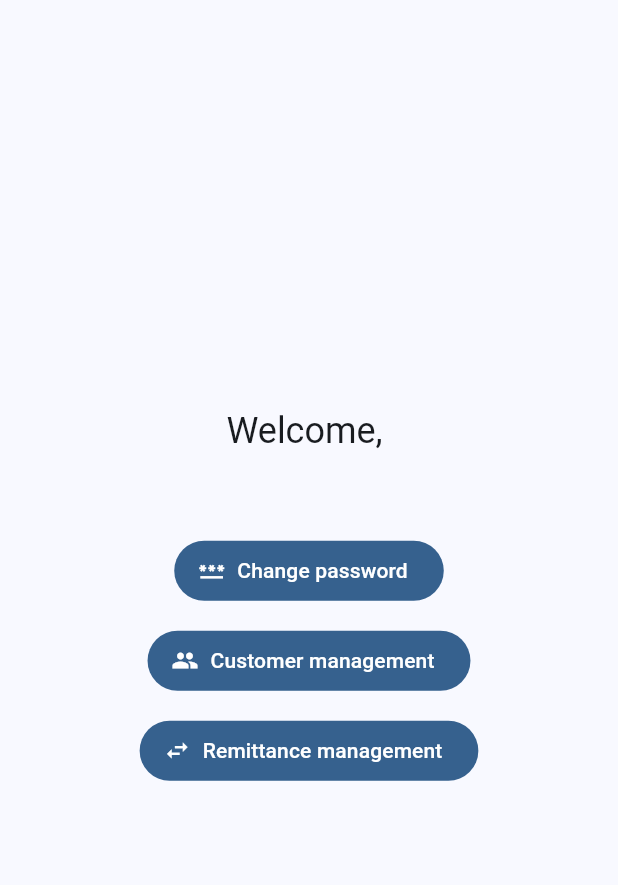
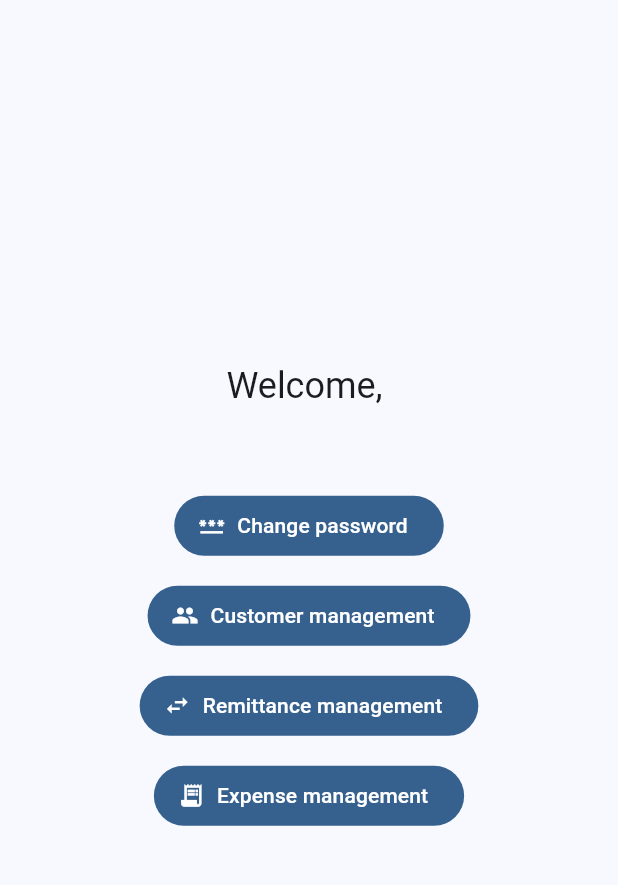
Before and after one commit to Hassanyunos/pos_and_remittance, a Flutter app: the HomePage screen opened directly, on a phone screen of 412 x 824 dp, the part 63-948 px from its top. Run offline on Flutter 3.47's test engine with Material 3 defaults, Android fonts, the phone set to English and light mode, and no system bars; our stand-ins replace image_picker, sqflite, sqflite_common_ffi, sqflite_common_ffi_web; accounts and stored records are empty.

Commit message:
Add expense management navigation entry

```diff
--- a/lib/features/home/presentation/pages/home_page.dart
+++ b/lib/features/home/presentation/pages/home_page.dart
@@ -5,6 +5,7 @@ import '../../../auth/presentation/pages/login_page.dart';
 import '../../../user_management/presentation/pages/create_user_page.dart';
 import '../../../auth/presentation/pages/change_password_page.dart';
 import '../../../customer_management/presentation/pages/customer_management_page.dart';
+import '../../../expense_management/presentation/pages/expense_management_page.dart';
 import '../../../fund_management/presentation/pages/fund_management_page.dart';
 import '../../../remittance_management/presentation/pages/remittance_management_page.dart';
 
@@ -32,6 +33,9 @@ class HomePage extends StatelessWidget {
           const SizedBox(height: 12),
           FilledButton.icon(icon: const Icon(Icons.swap_horiz), label: const Text('Remittance management'),
             onPressed: () => Navigator.of(context).push(MaterialPageRoute<void>(builder: (_) => const RemittanceManagementPage()))),
+          const SizedBox(height: 12),
+          FilledButton.icon(icon: const Icon(Icons.receipt_long), label: const Text('Expense management'),
+            onPressed: () => Navigator.of(context).push(MaterialPageRoute<void>(builder: (_) => const ExpenseManagementPage()))),
           if (user.isOwner) ...[
             const SizedBox(height: 12),
             FilledButton.icon(icon: const Icon(Icons.person_add), label: const Text('Create user'),
```
